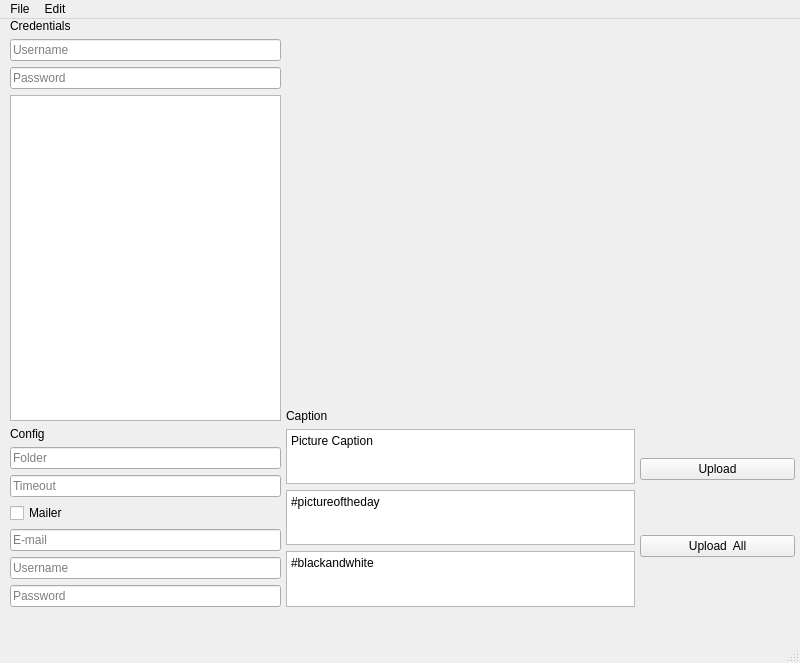
The window that qt/window/mainWindow.ui (7aske/instapy-bot) describes before a commit, drawn with Qt 5.
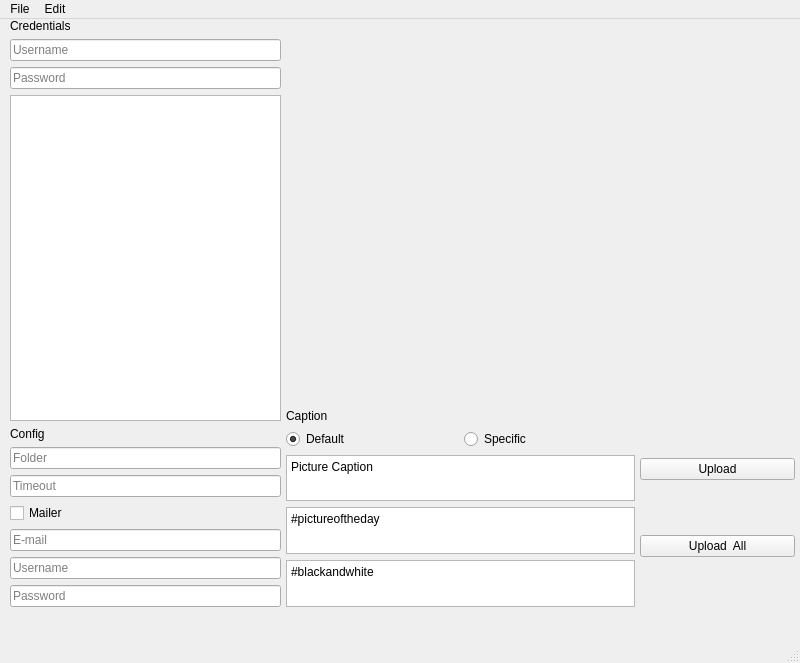
The same window after the commit.

Patch:
```diff
--- a/qt/window/mainWindow.ui
+++ b/qt/window/mainWindow.ui
@@ -176,7 +176,7 @@
       <height>198</height>
      </rect>
     </property>
-    <layout class="QVBoxLayout" name="verticalLayout_2" stretch="0,0,0,0">
+    <layout class="QVBoxLayout" name="verticalLayout_2" stretch="0,0,0,0,0">
      <item>
       <widget class="QLabel" name="label_3">
        <property name="text">
@@ -184,6 +184,30 @@
        </property>
       </widget>
      </item>
+     <item>
+      <layout class="QHBoxLayout" name="horizontalLayout">
+       <item>
+        <widget class="QRadioButton" name="radioButton_2">
+         <property name="text">
+          <string>Default</string>
+         </property>
+         <property name="checked">
+          <bool>true</bool>
+         </property>
+        </widget>
+       </item>
+       <item>
+        <widget class="QRadioButton" name="radioButton">
+         <property name="text">
+          <string>Specific</string>
+         </property>
+         <property name="checked">
+          <bool>false</bool>
+         </property>
+        </widget>
+       </item>
+      </layout>
+     </item>
      <item>
       <widget class="QPlainTextEdit" name="plainTextEdit_3">
        <property name="plainText">
```
